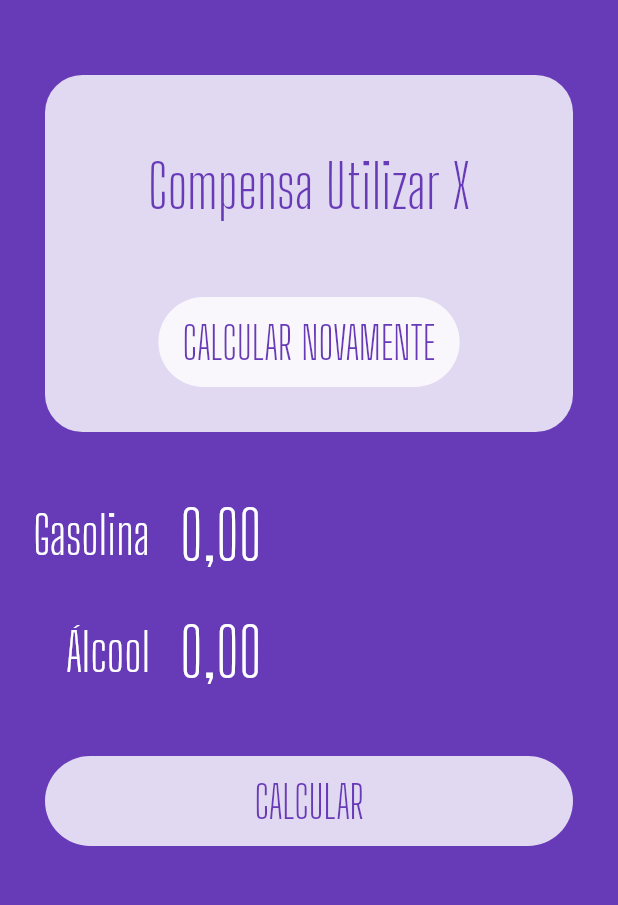
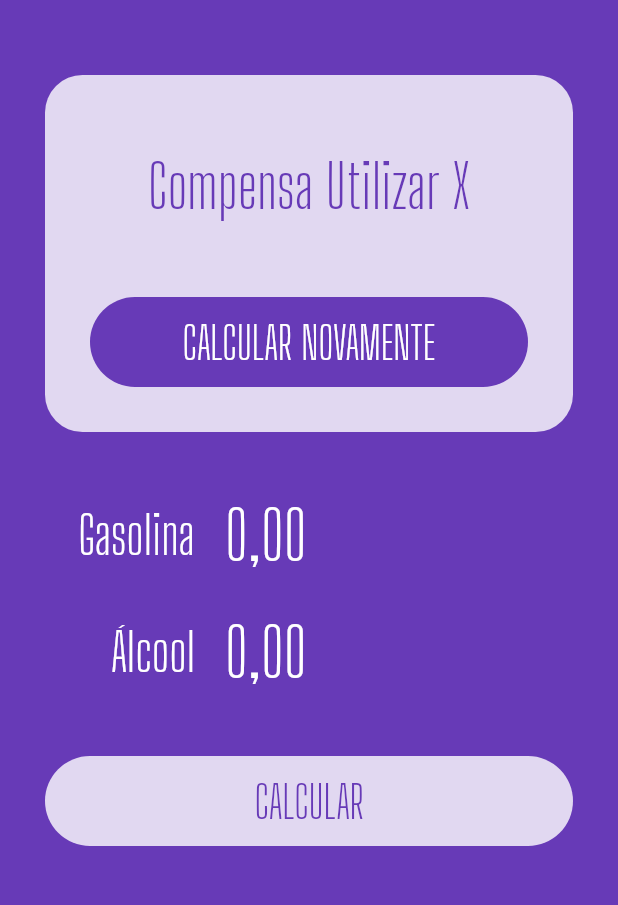
Before and after one commit to MarcLins/cursosDeFlutter-balta-AOG, a Flutter app: the screen it shows after launch, on a phone screen of 412 x 824 dp, the part 285-1190 px from its top. Run offline on Flutter 3.47's test engine with Material 2 defaults, Android fonts, the phone set to English and light mode, and no system bars; our stand-ins replace flutter_masked_text.

Commit message:
Add SubmitForm.Widget

```diff
--- a/aog/lib/main.dart
+++ b/aog/lib/main.dart
@@ -1,6 +1,5 @@
-import 'package:aog/widgets/input.widget.dart';
-import 'package:aog/widgets/loading-button.widget.dart';
 import 'package:aog/widgets/logo.widget.dart';
+import 'package:aog/widgets/submit-form.dart';
 import 'package:aog/widgets/success.widget.dart';
 import 'package:flutter/material.dart';
 import 'package:flutter_masked_text/flutter_masked_text.dart';
@@ -34,14 +33,12 @@ class HomePage extends StatelessWidget {
             reset: () {},
             result: "Compensa Utilizar X",
           ),
-          Input(label: "Gasolina", ctrl: _gasCtrl),
-          Input(label: "Álcool", ctrl: _alcCtrl),
-          LoadingButton(
+          SubmitForm(
+            alcCrtl: _alcCtrl,
+            gasCrtl: _gasCtrl,
             busy: false,
-            invert: false,
-            func: () {},
-            text: "CALCULAR",
-          )
+            submitFunc: () {},
+          ),
         ],
       ),
     );
--- a/aog/lib/widgets/loading-button.widget.dart
+++ b/aog/lib/widgets/loading-button.widget.dart
@@ -15,18 +15,29 @@ class LoadingButton extends StatelessWidget {
 
   @override
   Widget build(BuildContext context) {
-    return Container(
+    return busy
+        ? Container(
+            alignment: Alignment.center,
+            height: 50,
+            child: CircularProgressIndicator(
+              backgroundColor: Colors.white,
+            ),
+          )
+        : Container(
             margin: EdgeInsets.all(30),
             height: 60,
+            width: double.infinity,
             decoration: BoxDecoration(
               borderRadius: BorderRadius.circular(60),
-        color: Colors.white.withOpacity(0.8),
+              color: invert
+                  ? Theme.of(context).primaryColor
+                  : Colors.white.withOpacity(0.8),
             ),
             child: FlatButton(
               child: Text(
                 text,
                 style: TextStyle(
-            color: Theme.of(context).primaryColor,
+                  color: invert ? Colors.white : Theme.of(context).primaryColor,
                   fontSize: 30,
                   fontFamily: "Big Shoulders Display",
                 ),
--- /dev/null
+++ b/aog/lib/widgets/submit-form.dart
@@ -0,0 +1,46 @@
+import 'package:aog/widgets/input.widget.dart';
+import 'package:flutter/material.dart';
+import 'package:flutter_masked_text/flutter_masked_text.dart';
+import 'loading-button.widget.dart';
+
+class SubmitForm extends StatelessWidget {
+  var gasCrtl = new MoneyMaskedTextController();
+  var alcCrtl = new MoneyMaskedTextController();
+  var busy = false;
+  Function submitFunc;
+
+  SubmitForm({
+    @required this.gasCrtl,
+    @required this.alcCrtl,
+    @required this.busy,
+    @required this.submitFunc,
+  });
+
+  @override
+  Widget build(BuildContext context) {
+    return Column(
+      children: <Widget>[
+        Padding(
+          padding: EdgeInsets.only(left: 30, right: 30),
+          child: Input(
+            label: "Gasolina",
+            ctrl: gasCrtl,
+          ),
+        ),
+        Padding(
+          padding: EdgeInsets.only(left: 30, right: 30),
+          child: Input(
+            label: "Álcool",
+            ctrl: alcCrtl,
+          ),
+        ),
+        LoadingButton(
+          busy: false,
+          invert: false,
+          func: () {},
+          text: "CALCULAR",
+        ),
+      ],
+    );
+  }
+}
--- a/aog/lib/widgets/success.widget.dart
+++ b/aog/lib/widgets/success.widget.dart
@@ -1,5 +1,5 @@
 import 'package:flutter/material.dart';
-import 'loading-button.widget.dart';
+import 'package:aog/widgets/loading-button.widget.dart';
 
 class Success extends StatelessWidget {
   var result = "";
```
Lines whose indentation alone changed are shown as unchanged.
